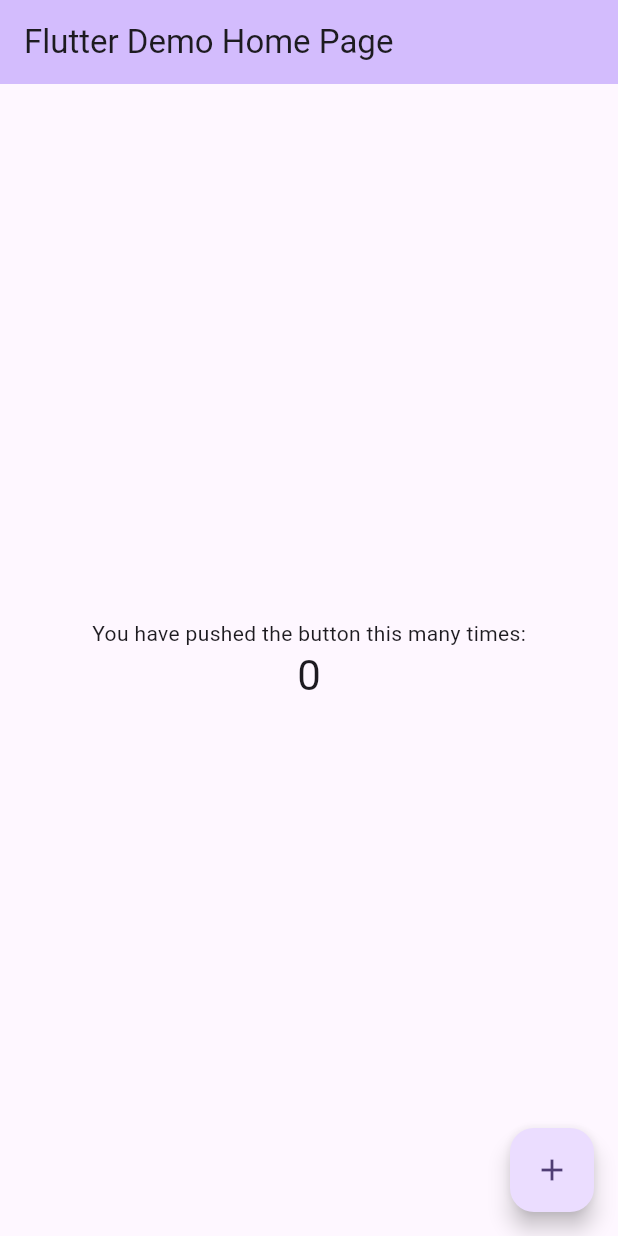
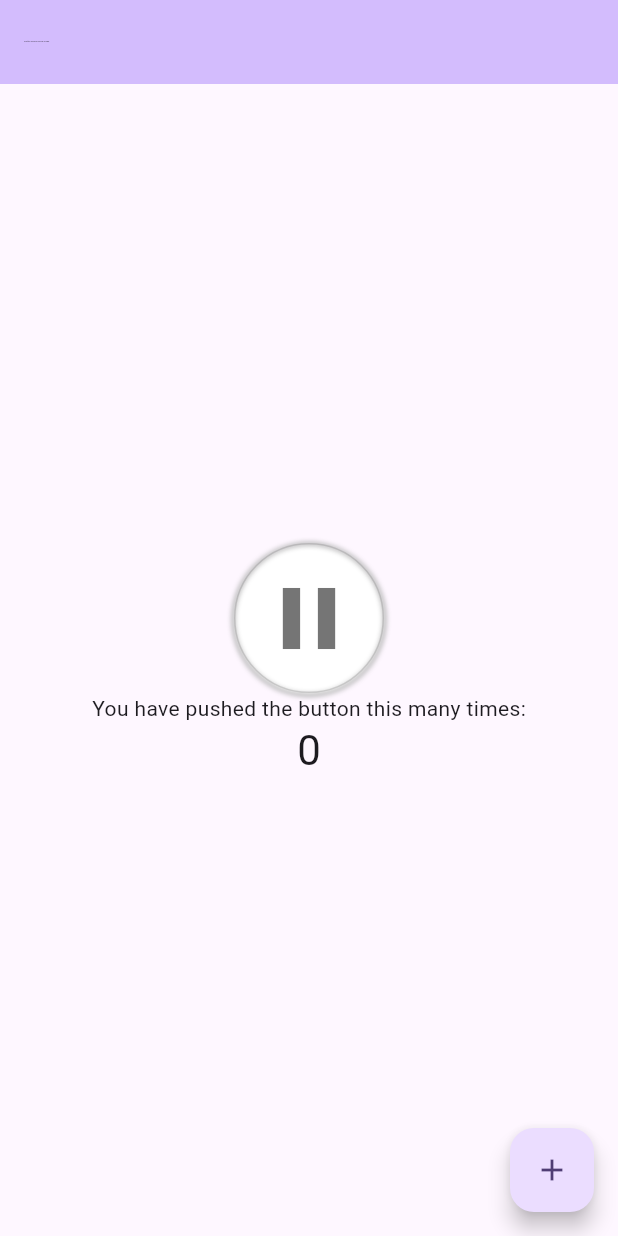
Before and after one commit to rafaelcsilvadev/pokedex, a Flutter app: the screen it shows after launch, on a phone screen of 412 x 824 dp. Run offline on Flutter 3.47's test engine with Material 3 defaults, Android fonts, the phone set to English and light mode, and no system bars; our stand-ins replace flutter_modular; Roboto replaces fonts that are missing (Poppins Bold).

Commit message:
Add more theme configs

```diff
--- /dev/null
+++ b/lib/core/theme/inner_shadow/inner_shadow.dart
@@ -0,0 +1,16 @@
+import 'package:flutter/material.dart';
+
+abstract class InnerShadow {
+  static List<BoxShadow> get thin => [
+        const BoxShadow(
+            color: Colors.black,
+            blurRadius: 3,
+            spreadRadius: 0,
+            offset: Offset(0, 1)),
+        const BoxShadow(
+            color: Colors.white,
+            blurRadius: 3,
+            spreadRadius: 1,
+            offset: Offset(0, 1)),
+      ];
+}
--- /dev/null
+++ b/lib/core/theme/typography/app_typography.dart
@@ -0,0 +1,12 @@
+import 'package:flutter/material.dart';
+
+class AppTypography extends TextStyle {
+  const AppTypography.bold({
+    required super.color,
+    required super.fontSize,
+  }) : super(fontFamily: 'Poppins Bold');
+  const AppTypography.regular({
+    required super.color,
+    required super.fontSize,
+  }) : super(fontFamily: 'Poppins Regular');
+}
--- a/lib/main.dart
+++ b/lib/main.dart
@@ -1,4 +1,6 @@
 import 'package:flutter/material.dart';
+import 'package:pokedex/core/theme/inner_shadow/inner_shadow.dart';
+import 'package:pokedex/core/theme/typography/app_typography.dart';
 
 void main() {
   runApp(const MyApp());
@@ -57,6 +59,8 @@ class MyHomePage extends StatefulWidget {
 class _MyHomePageState extends State<MyHomePage> {
   int _counter = 0;
 
+
+
   void _incrementCounter() {
     setState(() {
       // This call to setState tells the Flutter framework that something has
@@ -84,7 +88,10 @@ class _MyHomePageState extends State<MyHomePage> {
         backgroundColor: Theme.of(context).colorScheme.inversePrimary,
         // Here we take the value from the MyHomePage object that was created by
         // the App.build method, and use it to set our appbar title.
-        title: Text(widget.title),
+        title: Text(
+          widget.title,
+          style: AppTypography.bold(color: Colors.black, fontSize: 1.5),
+        ),
       ),
       body: Center(
         // Center is a layout widget. It takes a single child and positions it
@@ -105,6 +112,18 @@ class _MyHomePageState extends State<MyHomePage> {
           // wireframe for each widget.
           mainAxisAlignment: MainAxisAlignment.center,
           children: <Widget>[
+            Container(
+              width: 100,
+              height: 100,
+              alignment: Alignment.center,
+              decoration: BoxDecoration(
+                  border: Border.fromBorderSide(
+                    BorderSide(color: Colors.black12),
+                  ),
+                  shape: BoxShape.circle,
+                  boxShadow: InnerShadow.thin),
+              child: Icon(Icons.pause, size: 70, color: Colors.black54),
+            ),
             const Text(
               'You have pushed the button this many times:',
             ),
```
Also changed, not shown: lib/app_widget.dart (+0 -8 lines), lib/core/theme/colors/gray_scale_color.dart (added, +17 -0 lines), lib/core/theme/colors/identity_colors.dart (added, +9 -0 lines), lib/core/theme/colors/pkemom_type_colors.dart (added, +43 -0 lines), lib/core/theme/drop_shadow/drop_shadow.dart (added, +20 -0 lines), pubspec.yaml (+10 -16 lines), assets/fonts/Poppins-Bold.ttf (added), assets/fonts/Poppins-Regular.ttf (added).
